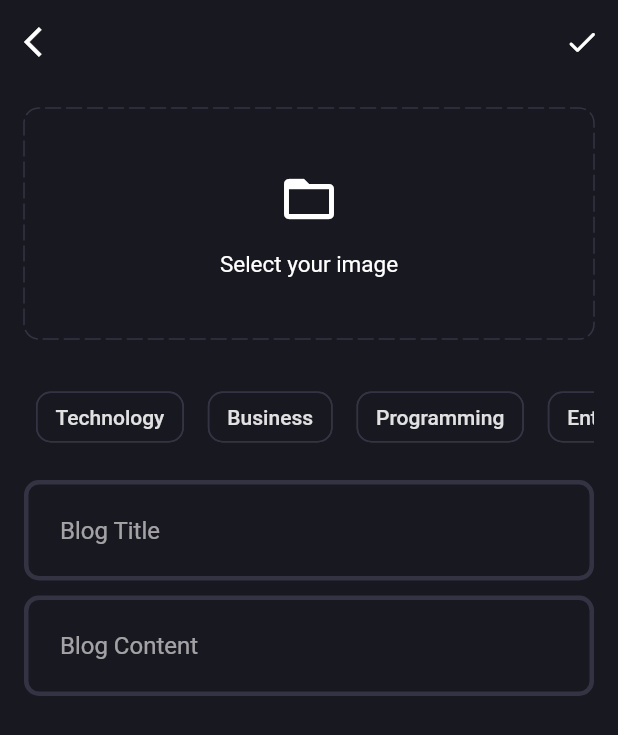
After one commit to AhmedSlman/Blogger, a Flutter app: the AddNewBlogPage screen opened by its route, after a tap on "Select your image", on a phone screen of 412 x 824 dp. The commit adds this screen. Shown: the top 735 px of the screen. Run offline on Flutter 3.47's test engine with Material 2 defaults, Android fonts, the phone set to English and light mode, and no system bars; drawn by our look-alikes of dotted_border; our stand-ins replace flutter_bloc, fpdart, get_it, go_router, image_picker, supabase_flutter; accounts and stored records are empty.

Commit message:
image picker

```diff
--- a/lib/core/routes/app_router.dart
+++ b/lib/core/routes/app_router.dart
@@ -2,9 +2,12 @@ import 'package:blogger/core/commen/cubits/appUserCubit/app_user_cubit.dart';
 import 'package:blogger/core/routes/router_names.dart';
 import 'package:blogger/features/auth/presentation/pages/login_page.dart';
 import 'package:blogger/features/auth/presentation/pages/sign_up_page.dart';
+import 'package:blogger/features/blog/presentation/pages/add_new_blog_page.dart';
 import 'package:flutter/material.dart';
 import 'package:flutter_bloc/flutter_bloc.dart';
 import 'package:go_router/go_router.dart';
+
+import '../../features/blog/presentation/pages/blog_page.dart';
 
 final GoRouter router = GoRouter(
   routes: [
@@ -21,15 +24,19 @@ final GoRouter router = GoRouter(
         },
         builder: (context, isLoggedIn) {
           if (isLoggedIn) {
-            return const Scaffold(
-              body: Center(
-                child: Text("logged in"),
-              ),
-            );
+            return const BlogPage();
           }
           return const LogInPage();
         },
       ),
     ),
+    GoRoute(
+      path: RouterNames.blogPage,
+      builder: (context, state) => const BlogPage(),
+    ),
+    GoRoute(
+      path: RouterNames.addNewBlogPage,
+      builder: (context, state) => const AddNewBlogPage(),
+    ),
   ],
 );
--- a/lib/core/routes/router_names.dart
+++ b/lib/core/routes/router_names.dart
@@ -1,4 +1,6 @@
 abstract class RouterNames {
   static const loginPage = "/";
   static const signUpPage = "/signUpPage";
+  static const blogPage = "/blogPage";
+  static const addNewBlogPage = "/addNewBlogPage";
 }
--- a/lib/core/theme/theme.dart
+++ b/lib/core/theme/theme.dart
@@ -12,6 +12,11 @@ class AppTheme {
       backgroundColor: AppColors.backgroundColor,
       elevation: 0,
     ),
+    chipTheme: const ChipThemeData(
+      backgroundColor: AppColors.backgroundColor,
+      side: BorderSide.none,
+      elevation: 0,
+    ),
     inputDecorationTheme: InputDecorationTheme(
       contentPadding: const EdgeInsets.all(24),
       enabledBorder: _border(),
--- /dev/null
+++ b/lib/core/utils/pick_image.dart
@@ -0,0 +1,17 @@
+import 'dart:io';
+
+import 'package:image_picker/image_picker.dart';
+
+Future<File?> picImage() async {
+  try {
+    final xFile = await ImagePicker().pickImage(
+      source: ImageSource.gallery,
+    );
+    if (xFile != null) {
+      return File(xFile.path);
+    }
+    return null;
+  } catch (e) {
+    return null;
+  }
+}
--- a/lib/features/auth/presentation/pages/sign_up_page.dart
+++ b/lib/features/auth/presentation/pages/sign_up_page.dart
@@ -1,7 +1,10 @@
 import 'package:blogger/core/functions/custom_navigat.dart';
 import 'package:blogger/core/routes/router_names.dart';
+import 'package:blogger/core/widgets/loading_widget.dart';
+import 'package:blogger/features/auth/presentation/bloc/auth_bloc.dart';
 import 'package:blogger/features/auth/presentation/widgets/sign_up_form.dart';
 import 'package:flutter/material.dart';
+import 'package:flutter_bloc/flutter_bloc.dart';
 
 import '../widgets/auth_header_text.dart';
 import '../widgets/have_an_acount.dart';
@@ -11,6 +14,11 @@ class SignUpPage extends StatelessWidget {
 
   @override
   Widget build(BuildContext context) {
+    return BlocBuilder<AuthBloc, AuthState>(
+      builder: (context, state) {
+        if (state is AuthLoading) {
+          return const LoaderWidget();
+        }
         return Scaffold(
           appBar: AppBar(
             leading: IconButton(
@@ -40,5 +48,7 @@ class SignUpPage extends StatelessWidget {
                 ],
               )),
         );
+      },
+    );
   }
 }
--- /dev/null
+++ b/lib/features/blog/presentation/pages/add_new_blog_page.dart
@@ -0,0 +1,70 @@
+// ignore_for_file: sized_box_for_whitespace
+
+import 'package:blogger/core/functions/custom_navigat.dart';
+import 'package:blogger/core/routes/router_names.dart';
+import 'package:blogger/features/blog/presentation/widgets/blog_editor.dart';
+import 'package:flutter/material.dart';
+
+import '../widgets/topic_sroll_widget.dart';
+import '../widgets/select_image_widget.dart';
+
+class AddNewBlogPage extends StatefulWidget {
+  const AddNewBlogPage({super.key});
+
+  @override
+  State<AddNewBlogPage> createState() => _AddNewBlogPageState();
+}
+
+class _AddNewBlogPageState extends State<AddNewBlogPage> {
+  final titleController = TextEditingController();
+  final contentController = TextEditingController();
+  @override
+  void dispose() {
+    super.dispose();
+    titleController.dispose();
+    contentController.dispose();
+  }
+
+  @override
+  Widget build(BuildContext context) {
+    return Scaffold(
+      appBar: AppBar(
+        leading: IconButton(
+          onPressed: () {
+            customReplacementNavigate(context, RouterNames.blogPage);
+          },
+          icon: const Icon(Icons.arrow_back_ios),
+        ),
+        actions: [
+          IconButton(
+            onPressed: () {},
+            icon: const Icon(Icons.done_rounded),
+          )
+        ],
+      ),
+      body: Padding(
+        padding: const EdgeInsets.all(16),
+        child: SingleChildScrollView(
+          child: Column(
+            children: [
+              const SelectImageWidget(),
+              const SizedBox(height: 20),
+              const TopicsScrollWidget(),
+              const SizedBox(height: 10),
+              BlogEditorTextFormField(
+                controller: titleController,
+                hintText: 'Blog Title',
+              ),
+              const SizedBox(height: 10),
+              BlogEditorTextFormField(
+                controller: contentController,
+                hintText: 'Blog Content',
+              ),
+              const SizedBox(height: 30),
+            ],
+          ),
+        ),
+      ),
+    );
+  }
+}
--- /dev/null
+++ b/lib/features/blog/presentation/pages/blog_page.dart
@@ -0,0 +1,27 @@
+import 'package:blogger/core/functions/custom_navigat.dart';
+import 'package:blogger/core/routes/router_names.dart';
+import 'package:flutter/cupertino.dart';
+import 'package:flutter/material.dart';
+
+class BlogPage extends StatelessWidget {
+  const BlogPage({super.key});
+
+  @override
+  Widget build(BuildContext context) {
+    return Scaffold(
+      appBar: AppBar(
+        leading: Container(),
+        centerTitle: true,
+        title: const Text("Blogger"),
+        actions: [
+          IconButton(
+            onPressed: () {
+              customNavigate(context, RouterNames.addNewBlogPage);
+            },
+            icon: const Icon(CupertinoIcons.add_circled),
+          )
+        ],
+      ),
+    );
+  }
+}
--- /dev/null
+++ b/lib/features/blog/presentation/widgets/blog_editor.dart
@@ -0,0 +1,21 @@
+import 'package:flutter/material.dart';
+
+class BlogEditorTextFormField extends StatelessWidget {
+  const BlogEditorTextFormField({
+    super.key,
+    required this.controller,
+    required this.hintText,
+  });
+  final TextEditingController controller;
+  final String hintText;
+  @override
+  Widget build(BuildContext context) {
+    return TextFormField(
+      controller: controller,
+      decoration: InputDecoration(
+        hintText: hintText,
+      ),
+      maxLines: null,
+    );
+  }
+}
--- /dev/null
+++ b/lib/features/blog/presentation/widgets/select_image_widget.dart
@@ -0,0 +1,80 @@
+// ignore_for_file: sized_box_for_whitespace
+
+import 'dart:io';
+
+import 'package:blogger/core/utils/pick_image.dart';
+import 'package:dotted_border/dotted_border.dart';
+import 'package:flutter/material.dart';
+
+import '../../../../core/utils/app_colors.dart';
+
+class SelectImageWidget extends StatefulWidget {
+  const SelectImageWidget({
+    super.key,
+  });
+
+  @override
+  State<SelectImageWidget> createState() => _SelectImageWidgetState();
+}
+
+class _SelectImageWidgetState extends State<SelectImageWidget> {
+  File? image;
+  void selectImage() async {
+    final pickImage = await picImage();
+    setState(() {
+      image = pickImage;
+    });
+  }
+
+  @override
+  Widget build(BuildContext context) {
+    return GestureDetector(
+      onTap: () {
+        selectImage();
+      },
+      child: image != null
+          ? SizedBox(
+              height: 160,
+              width: double.infinity,
+              child: ClipRRect(
+                borderRadius: BorderRadius.circular(10),
+                child: Image.file(
+                  image!,
+                  fit: BoxFit.cover,
+                ),
+              ),
+            )
+          : GestureDetector(
+              onTap: () {
+                selectImage();
+                print("wwwwwwwwwwwwwwwwwwwwwwwww");
+              },
+              child: DottedBorder(
+                color: AppColors.borderColor,
+                dashPattern: const [10, 4],
+                radius: const Radius.circular(10),
+                borderType: BorderType.RRect,
+                strokeCap: StrokeCap.round,
+                child: Container(
+                  height: 150,
+                  width: double.infinity,
+                  child: const Column(
+                    mainAxisAlignment: MainAxisAlignment.center,
+                    children: [
+                      Icon(
+                        Icons.folder_open,
+                        size: 40,
+                      ),
+                      SizedBox(height: 15),
+                      Text(
+                        "Select your image",
+                        style: TextStyle(fontSize: 15),
+                      )
+                    ],
+                  ),
+                ),
+              ),
+            ),
+    );
+  }
+}
--- /dev/null
+++ b/lib/features/blog/presentation/widgets/topic_sroll_widget.dart
@@ -0,0 +1,62 @@
+// ignore_for_file: must_be_immutable
+
+import 'package:flutter/material.dart';
+
+import '../../../../core/utils/app_colors.dart';
+
+class TopicsScrollWidget extends StatefulWidget {
+  const TopicsScrollWidget({
+    super.key,
+  });
+
+  @override
+  State<TopicsScrollWidget> createState() => _TopicsScrollWidgetState();
+}
+
+class _TopicsScrollWidgetState extends State<TopicsScrollWidget> {
+  List<String> selectedTopics = [];
+
+  @override
+  Widget build(BuildContext context) {
+    return SingleChildScrollView(
+      scrollDirection: Axis.horizontal,
+      child: Row(
+          children: [
+        'Technology',
+        'Business',
+        'Programming',
+        'Entertainment',
+      ]
+              .map(
+                (e) => Padding(
+                  padding: const EdgeInsets.all(8.0),
+                  child: GestureDetector(
+                    onTap: () {
+                      if (selectedTopics.contains(e)) {
+                        selectedTopics.remove(e);
+                      } else {
+                        selectedTopics.add(e);
+                      }
+                      setState(() {});
+                      print(selectedTopics);
+                    },
+                    child: Chip(
+                      backgroundColor: selectedTopics.contains(e)
+                          ? AppColors.gradient1
+                          : null,
+                      label: Text(e),
+                      shape: RoundedRectangleBorder(
+                          borderRadius: BorderRadius.circular(10)),
+                      side: selectedTopics.contains(e)
+                          ? null
+                          : const BorderSide(
+                              color: AppColors.borderColor,
+                            ),
+                    ),
+                  ),
+                ),
+              )
+              .toList()),
+    );
+  }
+}
--- a/pubspec.yaml
+++ b/pubspec.yaml
@@ -29,12 +29,14 @@ environment:
 # versions available, run `flutter pub outdated`.
 dependencies:
   cupertino_icons: ^1.0.2
+  dotted_border: ^2.1.0
   flutter:
     sdk: flutter
   flutter_bloc: ^8.1.4
   fpdart: ^1.1.0
   get_it: ^7.6.7
   go_router: ^13.0.6
+  image_picker: ^1.0.7
   shared_preferences: ^2.2.2
   supabase_flutter: ^2.3.4
 
```
Also changed, not shown: pubspec.lock, 5 other files. Lines whose indentation alone changed are shown as unchanged.
